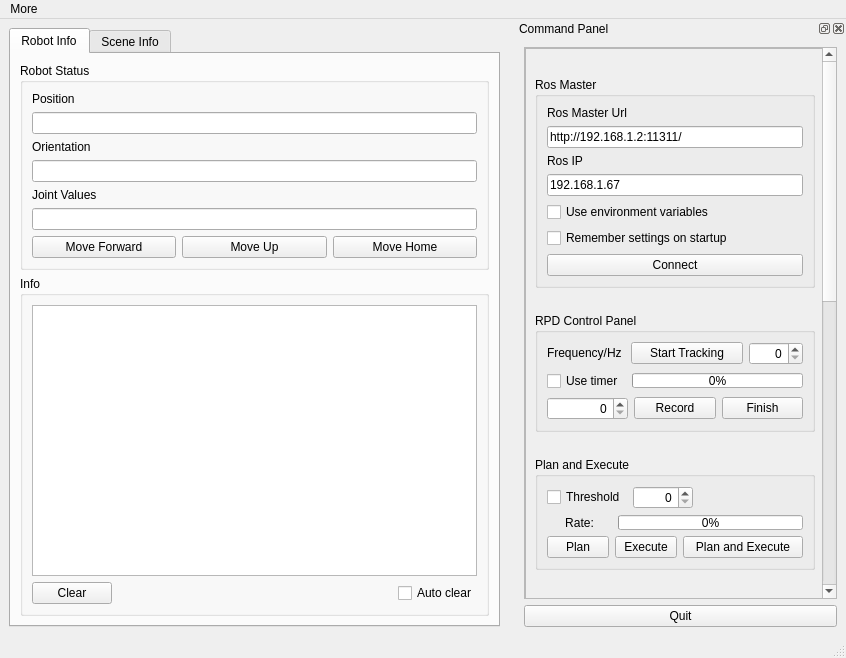
First picture: the form in ui/main_window.ui, repository Zhang-Hongda/move_ur5_qt, before the edit.
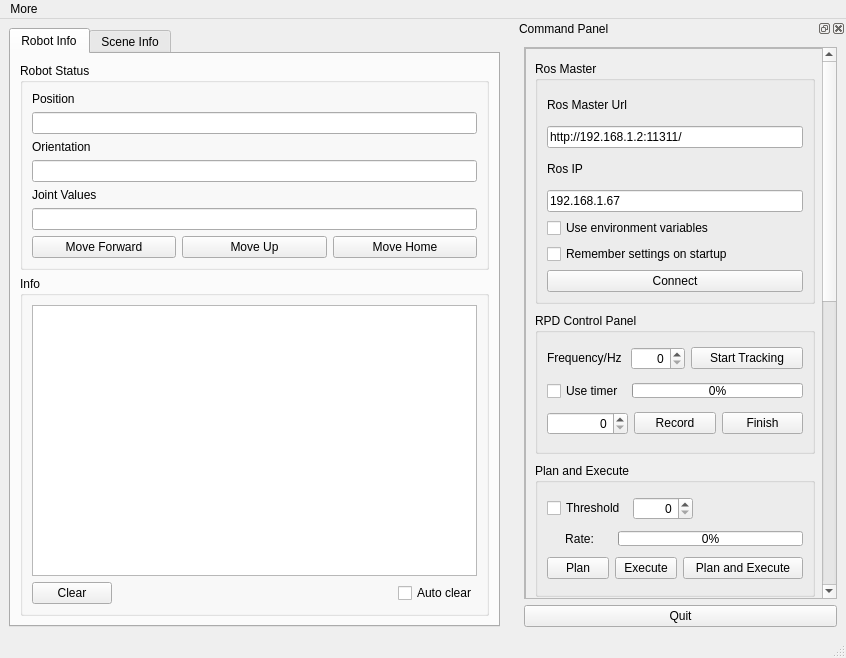
Second picture: the form after the edit. Icons and pictures are not drawn.

```diff
--- a/ui/main_window.ui
+++ b/ui/main_window.ui
@@ -412,7 +412,7 @@
         <property name="geometry">
          <rect>
           <x>0</x>
-          <y>-159</y>
+          <y>-499</y>
           <width>297</width>
           <height>1200</height>
          </rect>
@@ -468,6 +468,12 @@
               <verstretch>0</verstretch>
              </sizepolicy>
             </property>
+            <property name="minimumSize">
+             <size>
+              <width>0</width>
+              <height>243</height>
+             </size>
+            </property>
             <property name="title">
              <string>Ros Master</string>
             </property>
@@ -568,6 +574,12 @@
               <verstretch>0</verstretch>
              </sizepolicy>
             </property>
+            <property name="minimumSize">
+             <size>
+              <width>0</width>
+              <height>141</height>
+             </size>
+            </property>
             <property name="title">
              <string>RPD Control Panel</string>
             </property>
@@ -593,6 +605,34 @@
                  </property>
                 </widget>
                </item>
+               <item>
+                <widget class="QSpinBox" name="spinBox_Fre">
+                 <property name="sizePolicy">
+                  <sizepolicy hsizetype="Preferred" vsizetype="Fixed">
+                   <horstretch>0</horstretch>
+                   <verstretch>0</verstretch>
+                  </sizepolicy>
+                 </property>
+                 <property name="toolTip">
+                  <string>Set frequency.</string>
+                 </property>
+                 <property name="statusTip">
+                  <string>Set frequency.</string>
+                 </property>
+                 <property name="whatsThis">
+                  <string>Set frequency.</string>
+                 </property>
+                 <property name="layoutDirection">
+                  <enum>Qt::LeftToRight</enum>
+                 </property>
+                 <property name="alignment">
+                  <set>Qt::AlignRight|Qt::AlignTrailing|Qt::AlignVCenter</set>
+                 </property>
+                 <property name="maximum">
+                  <number>9999</number>
+                 </property>
+                </widget>
+               </item>
                <item>
                 <widget class="QPushButton" name="pushButton_ST">
                  <property name="sizePolicy">
@@ -627,34 +667,6 @@
                  </property>
                 </widget>
                </item>
-               <item>
-                <widget class="QSpinBox" name="spinBox_Fre">
-                 <property name="sizePolicy">
-                  <sizepolicy hsizetype="Preferred" vsizetype="Fixed">
-                   <horstretch>0</horstretch>
-                   <verstretch>0</verstretch>
-                  </sizepolicy>
-                 </property>
-                 <property name="toolTip">
-                  <string>Set frequency.</string>
-                 </property>
-                 <property name="statusTip">
-                  <string>Set frequency.</string>
-                 </property>
-                 <property name="whatsThis">
-                  <string>Set frequency.</string>
-                 </property>
-                 <property name="layoutDirection">
-                  <enum>Qt::LeftToRight</enum>
-                 </property>
-                 <property name="alignment">
-                  <set>Qt::AlignRight|Qt::AlignTrailing|Qt::AlignVCenter</set>
-                 </property>
-                 <property name="maximum">
-                  <number>9999</number>
-                 </property>
-                </widget>
-               </item>
               </layout>
              </item>
              <item>
@@ -816,6 +828,12 @@
               <verstretch>0</verstretch>
              </sizepolicy>
             </property>
+            <property name="minimumSize">
+             <size>
+              <width>0</width>
+              <height>134</height>
+             </size>
+            </property>
             <property name="toolTip">
              <string>Save Trajectory.</string>
             </property>
@@ -885,6 +903,9 @@
                  <property name="alignment">
                   <set>Qt::AlignRight|Qt::AlignTrailing|Qt::AlignVCenter</set>
                  </property>
+                 <property name="maximum">
+                  <number>100</number>
+                 </property>
                 </widget>
                </item>
                <item>
@@ -1073,6 +1094,12 @@
               <verstretch>0</verstretch>
              </sizepolicy>
             </property>
+            <property name="minimumSize">
+             <size>
+              <width>0</width>
+              <height>103</height>
+             </size>
+            </property>
             <property name="title">
              <string>Save and Load</string>
             </property>
@@ -1146,6 +1173,12 @@
               <verstretch>0</verstretch>
              </sizepolicy>
             </property>
+            <property name="minimumSize">
+             <size>
+              <width>0</width>
+              <height>103</height>
+             </size>
+            </property>
             <property name="title">
              <string>Scene Objects</string>
             </property>
@@ -1228,6 +1261,12 @@
               <verstretch>0</verstretch>
              </sizepolicy>
             </property>
+            <property name="minimumSize">
+             <size>
+              <width>0</width>
+              <height>71</height>
+             </size>
+            </property>
             <property name="title">
              <string>HGR Control</string>
             </property>
```
